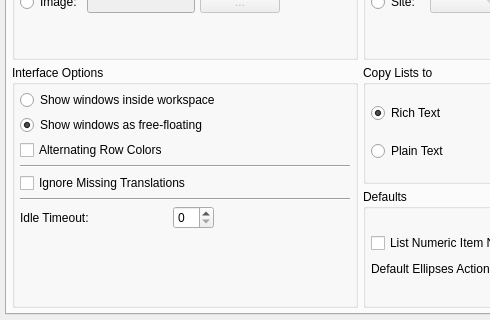
Old version of the form xtuple/trunk/guiclient/userPreferences.ui in the repository WooodHead/xtuple; both pictures show x 0 to 490 and y 185 to 505 of the 720 by 505 pixel window.
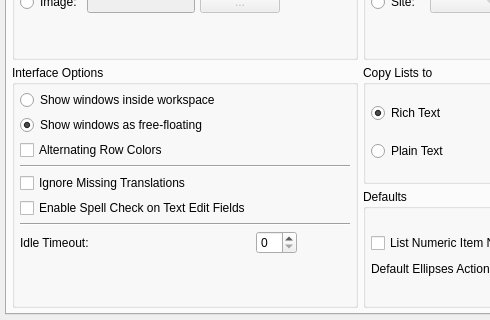
New version of the form. Custom widgets are drawn as their Qt base class.

Commit message: Incorporated changes from user jstandring to add spellcheck functionality. Issue #10505.

Diff of the .ui file:
```diff
--- a/xtuple/trunk/guiclient/userPreferences.ui
+++ b/xtuple/trunk/guiclient/userPreferences.ui
@@ -324,14 +324,14 @@
               </property>
              </widget>
             </item>
-            <item row="5" column="0" colspan="3">
+            <item row="6" column="0" colspan="3">
              <widget class="Line" name="line_2">
               <property name="orientation">
                <enum>Qt::Horizontal</enum>
               </property>
              </widget>
             </item>
-            <item row="6" column="0">
+            <item row="7" column="0">
              <widget class="QLabel" name="_idleTimeoutLit">
               <property name="text">
                <string>Idle Timeout:</string>
@@ -341,10 +341,10 @@
               </property>
              </widget>
             </item>
-            <item row="6" column="1">
+            <item row="7" column="1">
              <widget class="QSpinBox" name="_idleTimeout"/>
             </item>
-            <item row="6" column="2">
+            <item row="7" column="2">
              <spacer>
               <property name="orientation">
                <enum>Qt::Horizontal</enum>
@@ -357,7 +357,7 @@
               </property>
              </spacer>
             </item>
-            <item row="7" column="1">
+            <item row="8" column="1">
              <spacer name="verticalSpacer_2">
               <property name="orientation">
                <enum>Qt::Vertical</enum>
@@ -377,6 +377,13 @@
               </property>
              </widget>
             </item>
+            <item row="5" column="0">
+             <widget class="QCheckBox" name="_enableSpell">
+              <property name="text">
+               <string>Enable Spell Check on Text Edit Fields</string>
+              </property>
+             </widget>
+            </item>
            </layout>
           </widget>
          </item>
```
Left out of the diff: 14 changed lines with no effect on the pictures. The commit also changes 50 other files.
